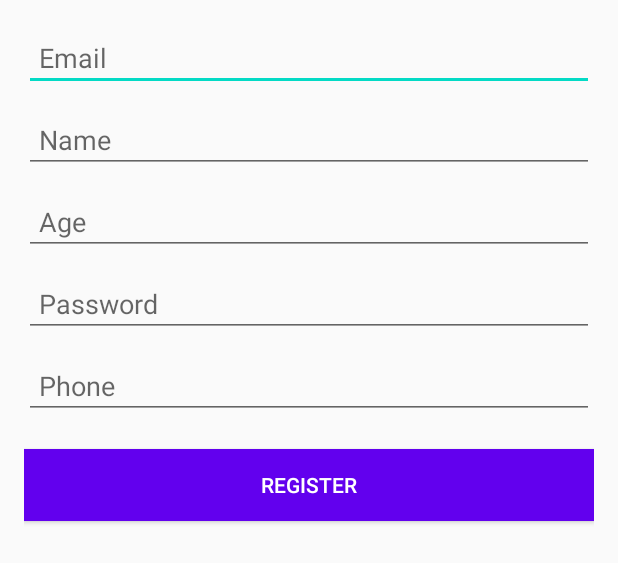
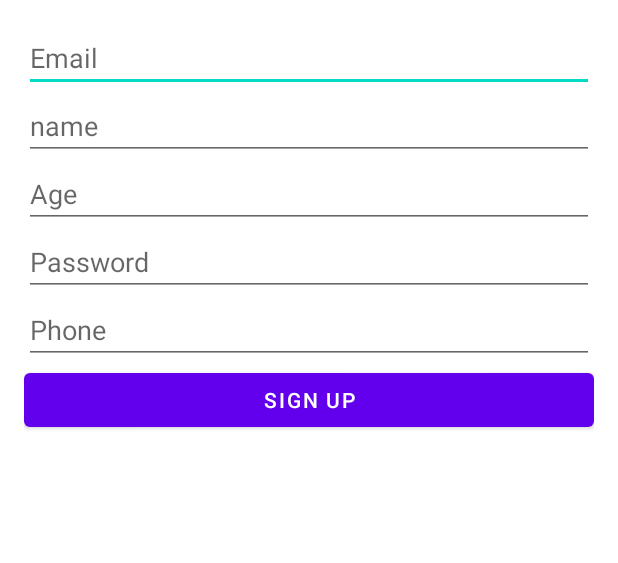
Before and after one commit to PanagiotisVasilakis/WellNest, an Android app: the layout activity_register.xml on its own in the app's theme, with its tools: preview values and no code run, on a phone screen of 412 x 824 dp. Shown: the top 563 px of the screen. Run offline under Robolectric (Android 15) with nearby library versions, the phone set to English and light mode, and no system bars.

```diff
--- a/app/src/main/res/layout/activity_register.xml
+++ b/app/src/main/res/layout/activity_register.xml
@@ -1,65 +1,56 @@
 <?xml version="1.0" encoding="utf-8"?>
-<RelativeLayout xmlns:android="http://schemas.android.com/apk/res/android"
+<LinearLayout xmlns:android="http://schemas.android.com/apk/res/android"
+    xmlns:tools="http://schemas.android.com/tools"
     android:layout_width="match_parent"
     android:layout_height="match_parent"
-    android:padding="16dp">
+    android:orientation="vertical"
+    android:padding="16dp"
+    tools:context=".RegistrationAndLogin.RegisterActivity">
 
     <EditText
         android:id="@+id/etEmail"
         android:layout_width="match_parent"
         android:layout_height="wrap_content"
-        android:hint="Email"
-        android:inputType="textEmailAddress"
-        android:padding="10dp"
-        android:layout_marginBottom="10dp" />
+        android:hint="@string/email"
+        android:importantForAutofill="no"
+        android:inputType="textEmailAddress" />
 
     <EditText
         android:id="@+id/etName"
         android:layout_width="match_parent"
         android:layout_height="wrap_content"
-        android:hint="Name"
-        android:inputType="textPersonName"
-        android:padding="10dp"
-        android:layout_below="@id/etEmail"
-        android:layout_marginBottom="10dp" />
+        android:hint="@string/name"
+        android:importantForAutofill="no"
+        android:inputType="textPersonName" />
 
     <EditText
         android:id="@+id/etAge"
         android:layout_width="match_parent"
         android:layout_height="wrap_content"
-        android:hint="Age"
-        android:inputType="number"
-        android:padding="10dp"
-        android:layout_below="@id/etName"
-        android:layout_marginBottom="10dp" />
+        android:hint="@string/age"
+        android:importantForAutofill="no"
+        android:inputType="number" />
 
     <EditText
         android:id="@+id/etPassword"
         android:layout_width="match_parent"
         android:layout_height="wrap_content"
-        android:hint="Password"
-        android:inputType="textPassword"
-        android:padding="10dp"
-        android:layout_below="@id/etAge"
-        android:layout_marginBottom="10dp" />
+        android:hint="@string/password"
+        android:importantForAutofill="no"
+        android:inputType="textPassword" />
 
     <EditText
         android:id="@+id/etPhone"
         android:layout_width="match_parent"
         android:layout_height="wrap_content"
-        android:hint="Phone"
-        android:inputType="phone"
-        android:padding="10dp"
-        android:layout_below="@id/etPassword"
-        android:layout_marginBottom="20dp" />
+        android:hint="@string/phone"
+        android:importantForAutofill="no"
+        android:inputType="phone" />
 
     <Button
-        android:id="@+id/btnRegister"
+        android:id="@+id/btnSignUp"
         android:layout_width="match_parent"
         android:layout_height="wrap_content"
-        android:text="Register"
-        android:background="@color/design_default_color_primary"
-        android:textColor="@android:color/white"
-        android:padding="10dp"
-        android:layout_below="@id/etPhone" />
-</RelativeLayout>
+        android:text="@string/sign_up" />
+
+</LinearLayout>
--- a/app/src/main/res/layout/activity_role_selection.xml
+++ b/app/src/main/res/layout/activity_role_selection.xml
@@ -18,4 +18,10 @@
         android:layout_width="wrap_content"
         android:layout_height="wrap_content"
         android:text="I am a Doctor" />
+
+    <FrameLayout
+        android:id="@+id/container"
+        android:layout_width="match_parent"
+        android:layout_height="match_parent"
+        android:layout_marginTop="16dp" />
 </LinearLayout>
--- a/app/src/main/res/values-night/strings.xml
+++ b/app/src/main/res/values-night/strings.xml
@@ -15,4 +15,14 @@
     <string name="logout">Logout</string>
     <string name="i_am_a_doctor">I am a Doctor</string>
     <string name="i_am_a_patient">I am a Patient</string>
+    <string name="app_name">WellNest</string>
+    <string name="confirm">Confirm</string>
+    <string name="confirm_selection">Are you sure you want to register as a %1$s?</string>
+    <string name="yes">Yes</string>
+    <string name="no">No</string>
+    <string name="name">name</string>
+    <string name="age">Age</string>
+    <string name="phone">Phone</string>
+    <string name="specialization">Specialization</string>
+    <string name="submit">Submit</string>
 </resources>
--- a/app/src/main/res/values/strings.xml
+++ b/app/src/main/res/values/strings.xml
@@ -17,4 +17,13 @@
     <string name="logout">Logout</string>
     <string name="i_am_a_doctor">I am a Doctor</string>
     <string name="i_am_a_patient">I am a Patient</string>
+    <string name="confirm">Confirm</string>
+    <string name="confirm_selection">Are you sure you want to register as a %1$s?</string>
+    <string name="yes">Yes</string>
+    <string name="no">No</string>
+    <string name="name">name</string>
+    <string name="age">Age</string>
+    <string name="phone">Phone</string>
+    <string name="specialization">Specialization</string>
+    <string name="submit">Submit</string>
 </resources>
--- a/app/src/main/res/values/styles.xml
+++ b/app/src/main/res/values/styles.xml
@@ -1,10 +1,10 @@
 <resources>
 
-    <style name="AppTheme" parent="Theme.AppCompat.Light.NoActionBar">
-        <item name="colorPrimary">@color/colorPrimary</item>
-        <item name="colorPrimaryDark">@color/colorPrimaryDark</item>
-        <item name="colorAccent">@color/colorAccent</item>
-    </style>
+<!--    <style name="AppTheme" parent="Theme.AppCompat.Light.NoActionBar">-->
+<!--        <item name="colorPrimary">@color/colorPrimary</item>-->
+<!--        <item name="colorPrimaryDark">@color/colorPrimaryDark</item>-->
+<!--        <item name="colorAccent">@color/colorAccent</item>-->
+<!--    </style>-->
 
     <style name="AppTheme.NoActionBar">
         <item name="windowActionBar">false</item>
@@ -13,5 +13,12 @@
         <item name="colorPrimaryDark">@color/colorPrimaryDark</item>
         <item name="colorAccent">@color/colorAccent</item>
     </style>
+    <style name="AppTheme" parent="Theme.MaterialComponents.DayNight.DarkActionBar">
+        <item name="colorPrimary">@color/colorPrimary</item>
+        <item name="colorPrimaryDark">@color/colorPrimaryDark</item>
+        <item name="colorAccent">@color/colorAccent</item>
+        <item name="windowActionBar">false</item>
+        <item name="windowNoTitle">true</item>
+    </style>
 
 </resources>
```
Also changed, not shown: app/build.gradle.kts (+8 -0 lines), app/src/main/java/database/DoctorsDb.java (+35 -42 lines), app/src/main/java/database/PatientInfoDb.java (+64 -10 lines), app/src/main/java/database/UserDb.java (+84 -53 lines), app/src/main/java/myapplication/pages/MainActivity.java (+12 -23 lines), app/src/main/java/myapplication/pages/RegistrationAndLogin/DoctorRegistrationFragment.java (added, +66 -0 lines), app/src/main/java/myapplication/pages/RegistrationAndLogin/RegisterActivity.java (+17 -24 lines), app/src/main/java/myapplication/pages/UserTypes/RoleSelectionActivity.java (+47 -19 lines), app/src/main/res/layout/fragment_doctor_registration.xml (added, +37 -0 lines), app/src/main/res/layout/activity_main.xml (line endings or trailing spaces), app/src/main/res/navigation/nav_graph.xml (line endings or trailing spaces), gradle.properties (line endings or trailing spaces).
